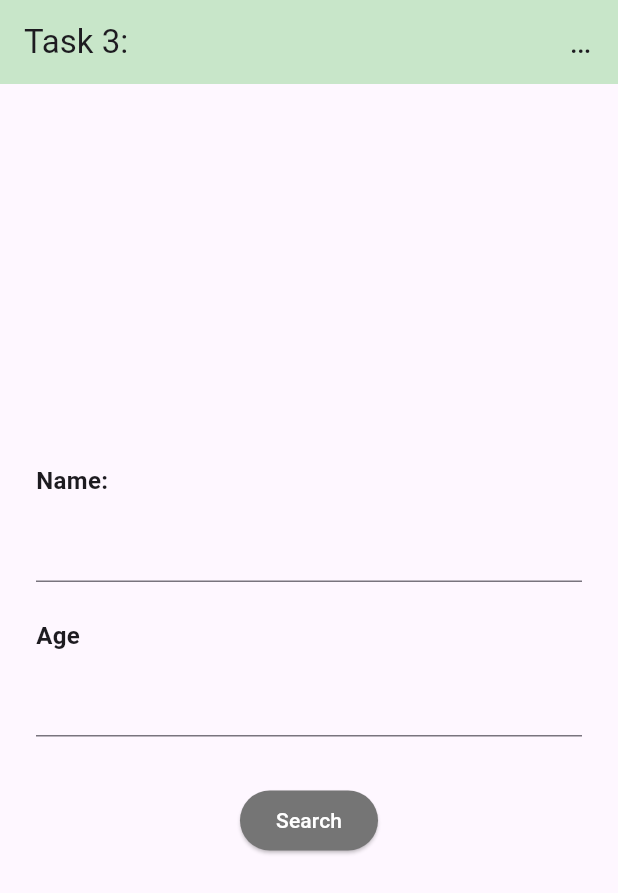
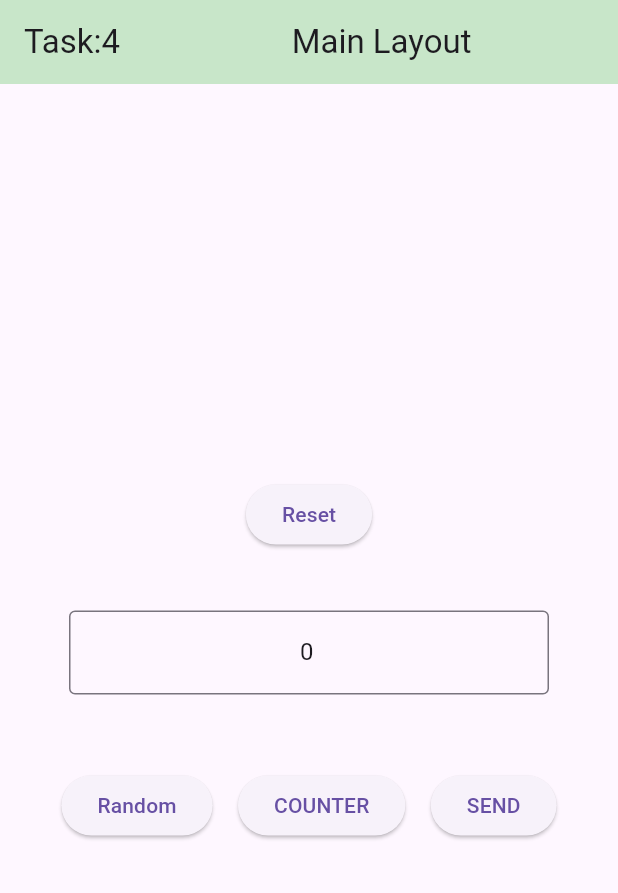
Before and after one commit to saadmohammad-dev/flutter-navigation-mastery-labs, a Flutter app: the screen it shows after launch, on a phone screen of 412 x 824 dp. Shown: the top 893 px of the screen. Run offline on Flutter 3.47's test engine with Material 3 defaults, Android fonts, the phone set to English and light mode, and no system bars.

Commit message:
complete Task 4 with custom layout and rich text coloring

```diff
--- a/lib/main.dart
+++ b/lib/main.dart
@@ -1,5 +1,5 @@
 import 'package:flutter/material.dart';
-import 'package:mad_lab_assignment_2/task_1_to_6/task3_screens.dart';
+import 'package:mad_lab_assignment_2/task_1_to_6/task4_screens.dart';
 
 void main(){
   runApp(const MyApp());
@@ -23,7 +23,7 @@ primarySwatch: Colors.blue,
 
 
 ),
-home: const Task3InputScreens(),
+home: const Task4MainScreen(),
 
 );
 
--- a/lib/task_1_to_6/task3_screens.dart
+++ b/lib/task_1_to_6/task3_screens.dart
@@ -74,6 +74,10 @@ class _Task3InputScreens extends State<Task3InputScreens> {
                 },
                 child: const Text('Search'),
               ),
+
+
+
+
             ),
           ],
         ),
--- /dev/null
+++ b/lib/task_1_to_6/task4_screens.dart
@@ -0,0 +1,163 @@
+import 'dart:math';
+import 'package:flutter/material.dart';
+
+class Task4MainScreen extends StatefulWidget {
+  const Task4MainScreen({super.key});
+
+  @override
+  State<Task4MainScreen> createState() => _Task4MainScreen();
+}
+
+class _Task4MainScreen extends State<Task4MainScreen> {
+  final TextEditingController num = TextEditingController(text: '0');
+
+  @override
+  Widget build(BuildContext) {
+    return Scaffold(
+      appBar: AppBar(
+        title: const Text('Task:4                     Main Layout',
+        ),
+        backgroundColor: Colors.green.shade100,
+      ),
+      body: Padding(
+        padding: const EdgeInsets.all(24.0),
+        child: Column(
+          mainAxisAlignment: MainAxisAlignment.center,
+          children: [
+
+  ElevatedButton(
+                  onPressed: () {
+                    int reset= 0;
+                    setState(() {
+                      num.text = reset.toString();
+                    });
+                  },
+                  child: const Text('Reset'),
+                ),
+
+                          const SizedBox(height: 40),
+
+
+          SizedBox(
+            width: 320,
+              child: TextField(
+                controller: num,
+
+                textAlign: TextAlign.center,
+                decoration: InputDecoration(border: OutlineInputBorder()),
+              ),
+            ),
+            const SizedBox(height: 50),
+
+            Row(
+              mainAxisAlignment: MainAxisAlignment.spaceEvenly,
+              children: [
+                ElevatedButton(
+                  onPressed: () {
+                    int randomNum = Random().nextInt(100)+1 ;
+                    setState(() {
+                      num.text = randomNum.toString();
+                    });
+                  },
+                  child: const Text('Random'),
+                ),
+
+                ElevatedButton(
+                  onPressed: () {
+                    int currentNumber = int.tryParse(num.text) ?? 0;
+
+                    setState(() {
+                      num.text = (currentNumber + 1).toString();
+                    });
+                  },
+                  child: const Text('COUNTER'),
+                ),
+
+                ElevatedButton(
+                  onPressed: () {
+                    Navigator.push(
+                      context,
+                      MaterialPageRoute(
+                        builder: (context) =>
+                            Task4DisplayScreen(sentValue: num.text),
+                      ),
+                    );
+                  },
+                  child: const Text('SEND'),
+                ),
+
+              ],
+            ),
+          ],
+        ),
+      ),
+    );
+  }
+}
+
+class Task4DisplayScreen extends StatelessWidget {
+  final String sentValue;
+
+  const Task4DisplayScreen({
+    super.key,
+    required this.sentValue,
+  });
+
+  @override
+ @override
+Widget build(BuildContext context) {
+  return Scaffold(
+    appBar: AppBar(title: const Text('Display Screen')),
+    body: Padding(
+      padding: const EdgeInsets.all(1.0), // 📉 Decreased screen padding to give room
+      child: Center(
+        child: Container(
+          padding: const EdgeInsets.symmetric(horizontal: 80.0, vertical: 60.0),
+          decoration: BoxDecoration(
+            border: Border.all(color: Colors.black, width: 1.0),
+          ),
+          child: Column(
+            mainAxisSize: MainAxisSize.min,
+            children: [
+              Container(
+                padding: const EdgeInsets.symmetric(horizontal: 32.0, vertical: 14.0),
+                decoration: BoxDecoration(
+                  border: Border.all(color: Colors.black, width: 1.0),
+                ),
+
+
+              child: RichText(
+  text: TextSpan(
+    style: const TextStyle(fontSize: 18, color: Colors.black),
+    children: [
+      const TextSpan(text: 'The value is '),
+      TextSpan(
+        text: sentValue,
+        style: const TextStyle(
+          color: Colors.black87,
+          fontWeight: FontWeight.bold,
+        ),
+      ),
+    ],
+  ),
+)
+
+
+              ),
+
+              const SizedBox(height: 40), // Balanced spacing before back button
+
+              ElevatedButton(
+                onPressed: () => Navigator.pop(context),
+                child: const Text('Back'),
+              ),
+            ],
+          ),
+        ),
+      ),
+    ),
+  );
+}
+
+
+}
```
